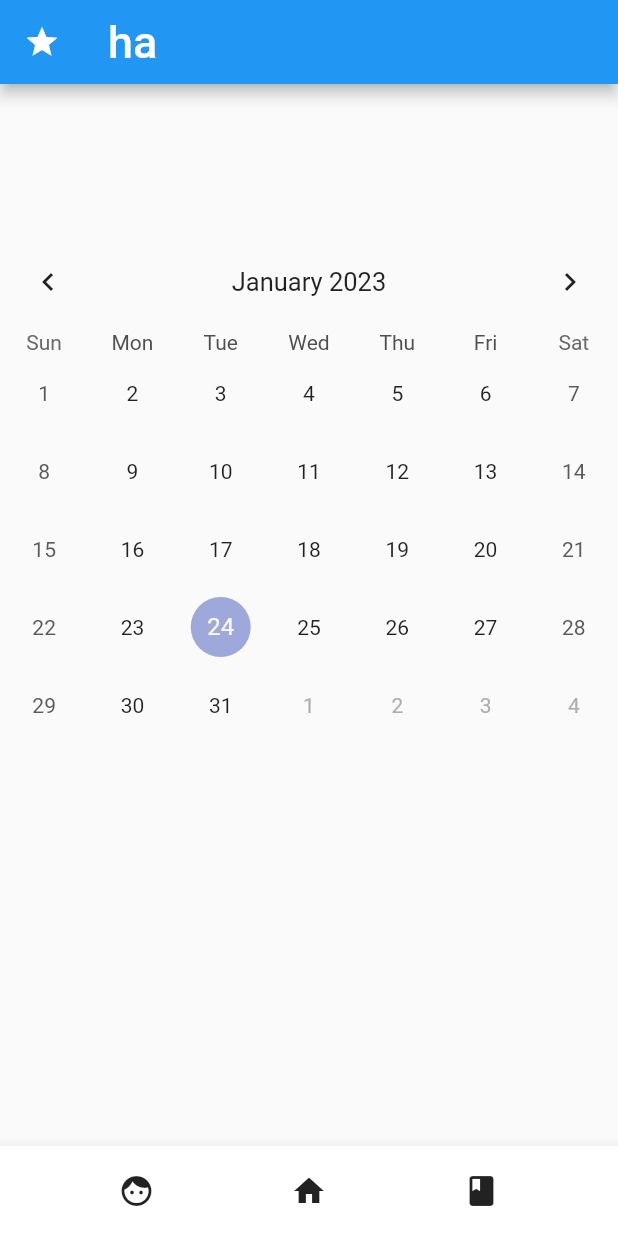
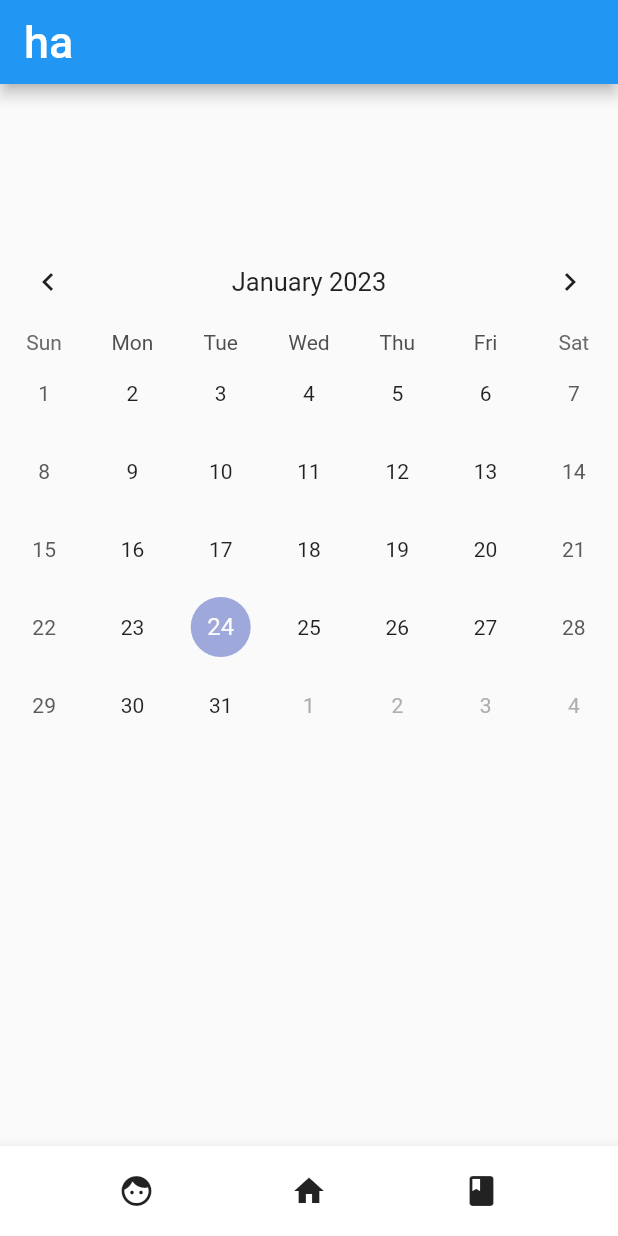
Before and after one commit to Doooooring/emotion-mobile, a Flutter app: the screen it shows after launch, on a phone screen of 412 x 824 dp. Run offline on Flutter 3.47's test engine with Material 2 defaults, Android fonts, the phone set to English and light mode, and no system bars; drawn by our look-alikes of table_calendar.

Commit message:
feat : mvp in calander

```diff
--- a/lib/calander.dart
+++ b/lib/calander.dart
@@ -53,7 +53,6 @@ class _CalanderWrapperState extends State<CalanderWrapper> {
   Widget build(BuildContext context) {
     return Scaffold(
         appBar: AppBar(
-            leading: Icon(Icons.star),
             title: const Text("ha",
                 textAlign: TextAlign.left,
                 style: TextStyle(
```
